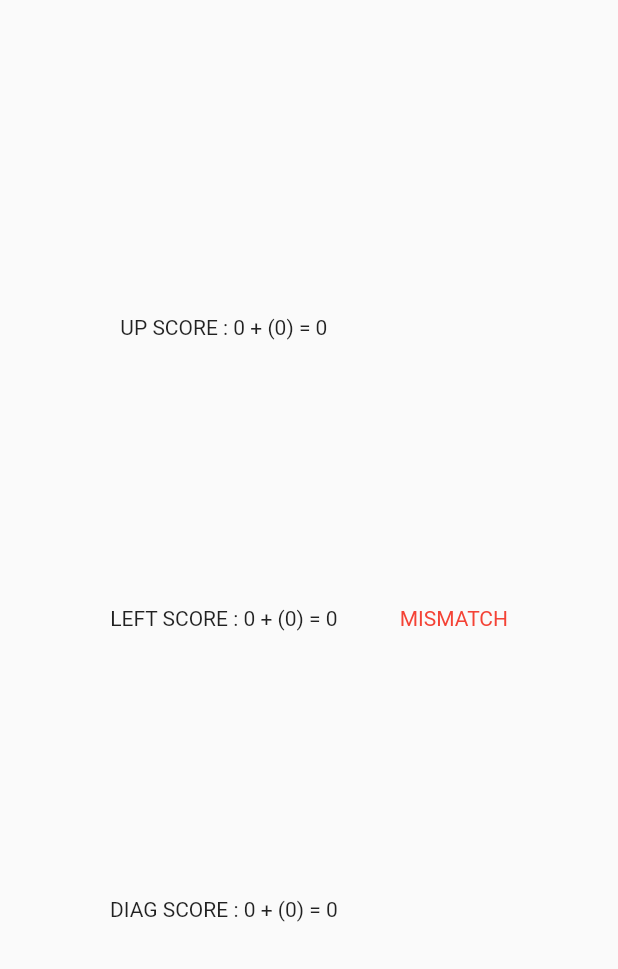
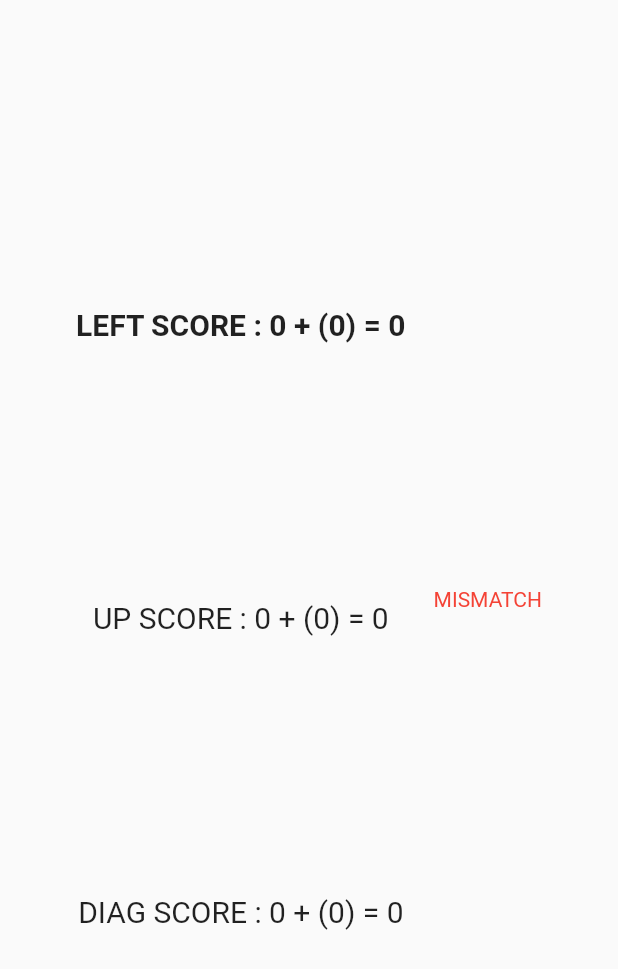
Before and after one commit to AkhilSharma1/biprojectf17, a Flutter app: the ScoreSection widget shown alone on an empty page, opened directly with empty values, on a phone screen of 412 x 824 dp. Shown: the top 969 px of the screen. Run offline on Flutter 3.47's test engine with Material 2 defaults, Android fonts, the phone set to English and light mode, and no system bars; our stand-ins replace numberpicker.

Commit message:
add some formatting to texts

```diff
--- a/lib/teach.dart
+++ b/lib/teach.dart
@@ -21,20 +21,26 @@ class ScoreSection extends StatelessWidget {
 
   //TODO : add formatting
   Text buildScoreText(
-      BuildContext context, String loc, int prevScore, int delta) {
+       String loc, int prevScore, int delta,{bool bold:false}) {
     return new Text(
       '$loc : $prevScore + ($delta) = ${prevScore+delta}',
-//      style: Theme.of(context).textTheme.display1,
+      style: new TextStyle(
+        fontWeight: bold?FontWeight.bold:FontWeight.normal,
+        fontSize: 20.0
+      )
     );
   }
 
-  Text buildMatchText() {
+  Widget buildMatchText() {
     Color textColor = isAMatch ? Colors.green : Colors.red;
     String text = isAMatch ? 'MATCH' : 'MISMATCH';
 
-    return new Text(
-      text,
-      style: new TextStyle(color: textColor),
+    return new Container(
+      margin: new EdgeInsets.only(bottom: 25.0),
+        child: new Text(
+          text,
+          style: new TextStyle(color: textColor),
+        )
     );
   }
 
@@ -47,16 +53,37 @@ class ScoreSection extends StatelessWidget {
           children: <Widget>[
             new Column(
               mainAxisAlignment: MainAxisAlignment.spaceEvenly,
-              children: <Widget>[
-                buildScoreText(context, 'UP SCORE', upScore, gapPenalty),
-                buildScoreText(context, 'LEFT SCORE', leftScore, gapPenalty),
-                buildScoreText(context, 'DIAG SCORE', diagScore, diagAdd),
-              ],
+              children:buildScoreTexts()
             ),
             buildMatchText()
           ],
         ));
   }
+
+  List<Widget> buildScoreTexts(){
+    int scoreFromLeft = leftScore + gapPenalty;
+    int scoreFromUp = upScore + gapPenalty;
+    int scoreFromDiag  = diagScore + diagAdd;
+    List<Widget> texts = new List<Widget>();
+
+    if(scoreFromLeft >=scoreFromUp && scoreFromLeft>=scoreFromDiag){
+      texts.add(buildScoreText( 'LEFT SCORE', leftScore, gapPenalty, bold: true));
+      texts.add(buildScoreText( 'UP SCORE', upScore, gapPenalty));
+      texts.add(buildScoreText( 'DIAG SCORE', diagScore, diagAdd));
+
+    }else if(scoreFromUp >=scoreFromLeft && scoreFromUp>=scoreFromDiag){
+    texts.add(buildScoreText( 'LEFT SCORE', leftScore, gapPenalty));
+    texts.add(buildScoreText( 'UP SCORE', upScore, gapPenalty,bold: true));
+    texts.add(buildScoreText( 'DIAG SCORE', diagScore, diagAdd));
+    }else{
+    texts.add(buildScoreText( 'LEFT SCORE', leftScore, gapPenalty));
+    texts.add(buildScoreText( 'UP SCORE', upScore, gapPenalty));
+    texts.add(buildScoreText( 'DIAG SCORE', diagScore, diagAdd,bold: true));
+  }
+
+  return texts;
+  }
+
 }
 
 class MatrixSection extends StatefulWidget {
@@ -152,15 +179,17 @@ class _MatrixState extends State<MatrixSection> {
       children: <Widget>[
         new ScoreSection(dbChar, queryChar, leftScore, upScore, diagScore,
             gapPenalty, diagAdd, isAMatch),
-        new Row(mainAxisAlignment: MainAxisAlignment.center,
+        new Row(mainAxisAlignment: MainAxisAlignment.spaceAround,
             crossAxisAlignment: CrossAxisAlignment.center,
             children: <Widget>[
           new Column(
+            mainAxisSize: MainAxisSize.max,
+            mainAxisAlignment: MainAxisAlignment.spaceEvenly,
             crossAxisAlignment: CrossAxisAlignment.center,
             children: buildRows(),
           ),
-          new Expanded(
-          child: new Center(
+//          new Expanded(child:
+          new Center(
             child: new FloatingActionButton(
               onPressed: () {
                 updateMatrix();
@@ -169,7 +198,7 @@ class _MatrixState extends State<MatrixSection> {
               child: new Icon(Icons.navigate_next),
             ),
           ),
-          )
+//          )
 
         ]),
       ],
```
